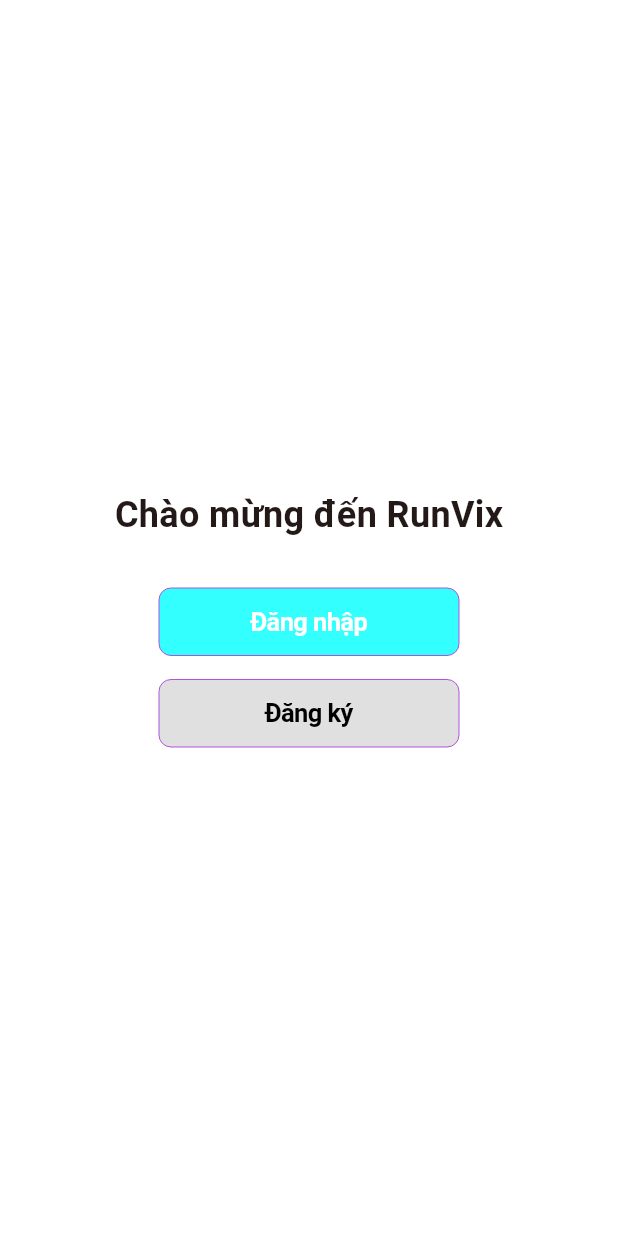
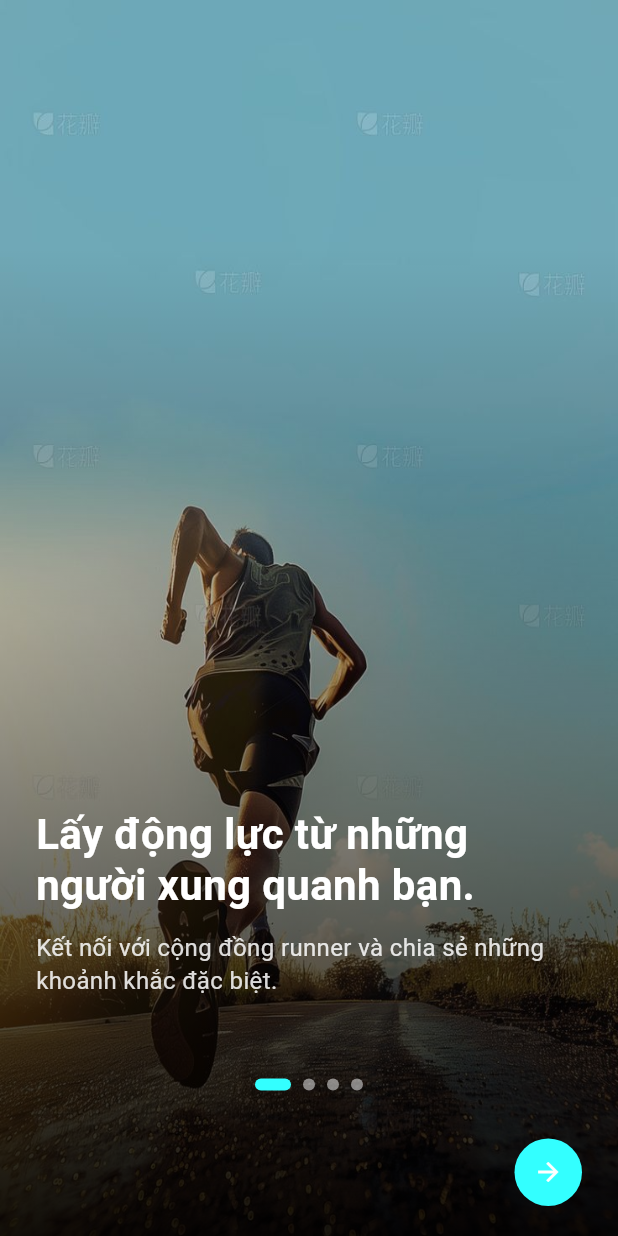
Before and after one commit to TungDuongTB/RunVix, a Flutter app: the screen it shows after launch, on a phone screen of 412 x 824 dp. Run offline on Flutter 3.47's test engine with Material 3 defaults, Android fonts, the phone set to English and light mode, and no system bars; our stand-ins replace cloud_firestore, firebase_auth, firebase_core, geolocator, get, google_maps_flutter and 1 more; missing offline and left inert: extension_google_sign_in_as_googleapis_auth, googleapis; accounts and stored records are empty.

Commit message:
loadding_screen & build android

```diff
--- a/lib/Data/Controller/user_controller.dart
+++ b/lib/Data/Controller/user_controller.dart
@@ -28,6 +28,7 @@
       } else {
         debugPrint("👤 Auth detected: No user logged in. Clearing data.");
         user.value = UserModel.empty();
+        allUsers.clear();
       }
     });
   }
--- a/lib/Data/Repository/authentication_repository.dart
+++ b/lib/Data/Repository/authentication_repository.dart
@@ -1,15 +1,11 @@
-import 'package:firebase_auth/firebase_auth.dart';
+
 import 'package:flutter/material.dart';
 import 'package:flutter/foundation.dart' show kIsWeb;
 import 'package:google_sign_in/google_sign_in.dart';
 import 'package:googleapis/calendar/v3.dart' as calendar;
-import 'package:get/get.dart';
-import 'package:runvix/Component/ColorComponent.dart';
-import 'package:runvix/Data/Model/user_model.dart';
-import 'package:runvix/Data/Repository/user_repository.dart';
-import 'package:runvix/Pages/Admin/admin_dashboard_screen.dart';
-import 'package:runvix/Pages/Authen/LoginScreen.dart';
-import 'package:runvix/Pages/Home/Widgets/home/HomeScreen.dart';
+import 'package:runvix/export.dart';
+
+
 
 class AuthenticationRepository extends GetxController {
   static AuthenticationRepository get instance => Get.find();
@@ -144,7 +140,17 @@
     _lastProcessedUid = null;
     await _googleSignIn.signOut();
     await _auth.signOut();
-    Get.offAll(() => const Loginscreen());
+    if (Get.isRegistered<UserController>()) {
+      UserController.instance.user.value = UserModel.empty();
+      UserController.instance.allUsers.clear();
+    }
+
+    if (Get.isRegistered<CalendarController>()) {
+      CalendarController.instance.weeklyEvents.clear();
+      CalendarController.instance.todayEvents.clear();
+      CalendarController.instance.isAuthorized.value = false;
+    }
+    Get.offAll(() => const LoadingScreen());
   }
 
   // Các hàm login/register email giữ nguyên như cũ...
--- a/lib/Pages/Authen/SignIn.dart
+++ b/lib/Pages/Authen/SignIn.dart
@@ -32,7 +32,7 @@
                   style: TextStyle(
                     fontSize: 28,
                     fontWeight: FontWeight.bold,
-                    color: Color(0xFF000000),
+                    color: AppColors.black,
                     decoration: TextDecoration.none,
                   ),
                 ),
--- a/lib/Pages/Home/Widgets/Profile/ProfileScreen.dart
+++ b/lib/Pages/Home/Widgets/Profile/ProfileScreen.dart
@@ -1,5 +1,4 @@
 import 'package:flutter/material.dart';
-import 'package:runvix/Data/Controller/user_controller.dart';
 import 'package:runvix/export.dart';
 
 class ProfileScreen extends StatefulWidget {
--- a/lib/Pages/Home/Widgets/Record/RecordScreen.dart
+++ b/lib/Pages/Home/Widgets/Record/RecordScreen.dart
@@ -49,18 +49,17 @@
     return Scaffold(
       body: Stack(
         children: [
-          // 1. Nền bản đồ thực tế
           Positioned.fill(
-            child: Obx(() {
-              if (_currentPosition == null) {
-                return const Center(child: CircularProgressIndicator());
-              }
-              return GoogleMap(
+            child: _currentPosition == null
+                ? const Center(child: CircularProgressIndicator())
+                : Obx(() => GoogleMap(
               initialCameraPosition: CameraPosition(
-                  target: LatLng(_currentPosition!.latitude, _currentPosition!.longitude),
+                target: LatLng(_currentPosition!.latitude,
+                    _currentPosition!.longitude),
                 zoom: 16,
               ),
-                onMapCreated: (mapController) => _mapController = mapController,
+              onMapCreated: (mapController) =>
+              _mapController = mapController,
               myLocationEnabled: true,
               myLocationButtonEnabled: false,
               zoomControlsEnabled: false,
@@ -72,8 +71,7 @@
                   width: 5,
                 ),
               },
-              );
-            }),
+            )),
           ),
 
           // 2. Top UI: Badge Trends
--- a/lib/Pages/Home/Widgets/home/home_suggested_follows.dart
+++ b/lib/Pages/Home/Widgets/home/home_suggested_follows.dart
@@ -171,7 +171,7 @@
           ),
           const SizedBox(height: 4),
           OutlinedButton(
-            onPressed: () {},
+            onPressed: ()=>Get.to(()=>const LoadingScreen()),
             style: OutlinedButton.styleFrom(
               side: BorderSide(color: Colors.grey.shade300),
               minimumSize: const Size(double.infinity, 32),
--- a/lib/Pages/LoadingScreen.dart
+++ b/lib/Pages/LoadingScreen.dart
@@ -1,78 +1,218 @@
+import 'dart:async';
 import 'package:flutter/material.dart';
-import 'package:runvix/export.dart';
+import 'package:runvix/export.dart' hide Colors;
 
-class LoadingScreen extends StatelessWidget {
+class LoadingScreen extends StatefulWidget {
   const LoadingScreen({super.key});
 
   @override
+  State<LoadingScreen> createState() => _LoadingScreenState();
+}
+
+class _LoadingScreenState extends State<LoadingScreen> {
+  final PageController _pageController = PageController();
+  int _currentPage = 0;
+
+  final List<String> _images = [
+    'assets/Images/Runner.jpg',
+    'assets/Images/bike.jpg',
+    'assets/Images/Map.jpg',
+    'assets/Images/Run.png',
+  ];
+
+  final List<String> _titles = [
+    'Lấy động lực từ những người xung quanh bạn.',
+    'Theo dõi hành trình luyện tập của bạn.',
+    'Khám phá những cung đường mới.',
+    'Bắt đầu chạy cùng RunVix ngay hôm nay!',
+  ];
+
+  final List<String> _subtitles = [
+    'Kết nối với cộng đồng runner và chia sẻ những khoảnh khắc đặc biệt.',
+    'Ghi lại mỗi bước chân, theo dõi tiến độ và đạt được mục tiêu của bạn.',
+    'Tìm kiếm những tuyến đường mới, dễ, khó và thách thức.',
+    'Tham gia cộng đồng RunVix ngay hôm nay và bắt đầu hành trình của bạn.',
+  ];
+
+  @override
+  void dispose() {
+    _pageController.dispose();
+    super.dispose();
+  }
+
+  @override
   Widget build(BuildContext context) {
-    final authRepo = AuthenticationRepository.instance;
+    return Scaffold(
+      backgroundColor: Colors.black,
+      body: Stack( // Sử dụng Stack để ảnh tràn toàn màn hình
+        children: [
+          // 1. Hình ảnh nền (PageView)
+          PageView.builder(
+            controller: _pageController,
+            onPageChanged: (int page) {
+              setState(() {
+                _currentPage = page;
+              });
+            },
+            itemCount: _images.length,
+            itemBuilder: (context, index) {
+              return _buildCardSlide(index);
+            },
+          ),
 
-    return Scaffold(
-      backgroundColor: Colors.white,
-      body: Center(
-        child: Obx(
-          () {
-            final user = authRepo.firebaseUser.value;
+          // 2. Các thành phần điều khiển (Dots và Buttons) nằm đè lên ảnh
+          Positioned(
+            bottom: 0,
+            left: 0,
+            right: 0,
+            child: SafeArea(
+              child: Padding(
+                padding: const EdgeInsets.fromLTRB(24, 0, 24, 20),
+                child: Column(
+                  mainAxisSize: MainAxisSize.min,
+                  children: [
+                    // Indicators (dấu chấm)
+                    Row(
+                      mainAxisAlignment: MainAxisAlignment.center,
+                      children: List.generate(
+                        _images.length,
+                            (index) => AnimatedContainer(
+                          duration: const Duration(milliseconds: 300),
+                          margin: const EdgeInsets.symmetric(horizontal: 4),
+                          width: _currentPage == index ? 24 : 8,
+                          height: 8,
+                          decoration: BoxDecoration(
+                            borderRadius: BorderRadius.circular(4),
+                            color: _currentPage == index
+                                ? AppColors.buttonColor
+                                : Colors.white.withOpacity(0.5),
+                          ),
+                        ),
+                      ),
+                    ),
+                    const SizedBox(height: 32),
 
-            // Nếu user đã login, chuyển hướng tới Home
-            if (user != null) {
-              // Gọi _setInitialScreen để chuyển hướng
-              Future.microtask(() => authRepo.firebaseUser.refresh());
-              return const CircularProgressIndicator();
-            }
+                    // Hàng chứa các nút điều hướng
+                    Row(
+                      mainAxisAlignment: MainAxisAlignment.spaceBetween,
+                      children: [
+                        // Nút Quay lại
+                        _currentPage > 0
+                            ? GestureDetector(
+                          onTap: () {
+                            _pageController.previousPage(
+                              duration: const Duration(milliseconds: 500),
+                              curve: Curves.easeInOut,
+                            );
+                          },
+                          child: Container(
+                            width: 45,
+                            height: 45,
+                            decoration: BoxDecoration(
+                              color: Colors.white.withOpacity(0.1),
+                              shape: BoxShape.circle,
+                              border: Border.all(color: Colors.white24),
+                            ),
+                            child: const Icon(Icons.arrow_back, color: Colors.white, size: 20),
+                          ),
+                        )
+                            : const SizedBox(width: 45),
 
-            // Nếu đang loading, hiển thị loading spinner
-            if (authRepo.isLoading.value) {
-              return Column(
-                mainAxisAlignment: MainAxisAlignment.center,
-                children: [
-                  const CircularProgressIndicator(),
-                  const SizedBox(height: 16),
-                  const Text('Đang tải...'),
-                ],
-              );
-            }
-
-            // Nếu chưa login, hiển thị button đăng nhập
-            return Column(
-              mainAxisAlignment: MainAxisAlignment.center,
-              crossAxisAlignment: CrossAxisAlignment.center,
-              children: [
-                const Text(
-                  'Chào mừng đến RunVix',
-                  style: TextStyle(
-                    fontSize: 24,
-                    fontWeight: FontWeight.bold,
-                  ),
+                        // Nút Tiếp theo hoặc Bắt đầu
+                        _currentPage < _images.length - 1
+                            ? GestureDetector(
+                          onTap: () {
+                            _pageController.nextPage(
+                              duration: const Duration(milliseconds: 500),
+                              curve: Curves.easeInOut,
+                            );
+                          },
+                          child: Container(
+                            width: 45,
+                            height: 45,
+                            decoration: BoxDecoration(
+                              color: AppColors.buttonColor,
+                              shape: BoxShape.circle,
+                            ),
+                            child: const Icon(Icons.arrow_forward, color: Colors.white, size: 20),
+                          ),
+                        )
+                            : ButtonComponent(
+                          height: 48,
+                          width: 150,
+                          borderRadius: 25,
+                          textColor: AppColors.white,
+                          color: AppColors.buttonColor,
+                          text: 'Bắt đầu ngay',
+                          textWeight: FontWeight.bold,
+                          onPressed: () => Get.to(() => const Loginscreen()),
+                        ),
+                      ],
+                    ),
+                  ],
                 ),
-                const SizedBox(height: 32),
-                ButtonComponent(
-                  text: 'Đăng nhập',
-                  height: 45,
-                  color: AppColors.buttonColor,
-                  width: 200,
-                  textColor: Colors.white,
-                  onPressed: () {
-                    Get.to(() => const Loginscreen());
-                  },
-                ),
-                const SizedBox(height: 16),
-                ButtonComponent(
-                  text: 'Đăng ký',
-                  height: 45,
-                  color: Colors.grey[300]!,
-                  width: 200,
-                  textColor: Colors.black,
-                  onPressed: () {
-                    Get.to(() => const Signin());
-                  },
-                ),
-              ],
-            );
-          },
-        ),
+              ),
+            ),
+          ),
+        ],
       ),
     );
   }
+
+  Widget _buildCardSlide(int index) {
+    return Stack(
+      fit: StackFit.expand,
+      children: [
+        Image.asset(
+          _images[index],
+          fit: BoxFit.fill,
+        ),
+        Container(
+          decoration: BoxDecoration(
+            gradient: LinearGradient(
+              begin: Alignment.bottomCenter,
+              end: Alignment.topCenter,
+              stops: const [0.0, 0.5, 0.8],
+              colors: [
+                Colors.black.withOpacity(0.9),
+                Colors.black.withOpacity(0.3),
+                Colors.transparent,
+              ],
+            ),
+          ),
+        ),
+
+        // Nội dung văn bản - Đẩy cao lên để không bị các nút che mất
+        Positioned(
+          bottom: 160, // Đẩy text lên trên khu vực nút bấm
+          left: 24,
+          right: 24,
+          child: Column(
+            crossAxisAlignment: CrossAxisAlignment.start,
+            mainAxisSize: MainAxisSize.min,
+            children: [
+              Text(
+                _titles[index],
+                style: const TextStyle(
+                  fontSize: 28, // Tăng kích thước chữ cho đẹp hơn trên nền full ảnh
+                  fontWeight: FontWeight.bold,
+                  color: Colors.white,
+                  height: 1.2,
+                ),
+              ),
+              const SizedBox(height: 12),
+              Text(
+                _subtitles[index],
+                style: TextStyle(
+                  fontSize: 16,
+                  color: Colors.white.withOpacity(0.85),
+                  height: 1.4,
+                ),
+              ),
+            ],
+          ),
+        ),
+      ],
+    );
+  }
 }
--- a/lib/export.dart
+++ b/lib/export.dart
@@ -74,3 +74,6 @@
 export './Component/InputComponent.dart';
 export './Component/auth_social_buttons.dart';
 export './Component/auth_terms_agreement.dart';
+
+//firebase
+export 'package:firebase_auth/firebase_auth.dart';
--- a/pubspec.yaml
+++ b/pubspec.yaml
@@ -68,10 +68,8 @@
   uses-material-design: true
 
   # To add assets to your application, add an assets section, like this:
-  # assets:
-  #   - images/a_dot_burr.jpeg
-  #   - images/a_dot_ham.jpeg
-
+  assets:
+    - assets/Images/
   # An image asset can refer to one or more resolution-specific "variants", see
   # https://flutter.dev/to/resolution-aware-images
 
```
Also changed, not shown: assets/Images/Map.jpg (added), assets/Images/Run.png (added), assets/Images/Runner.jpg (added), assets/Images/bike.jpg (added), 3 other files. Lines whose indentation alone changed are shown as unchanged.
